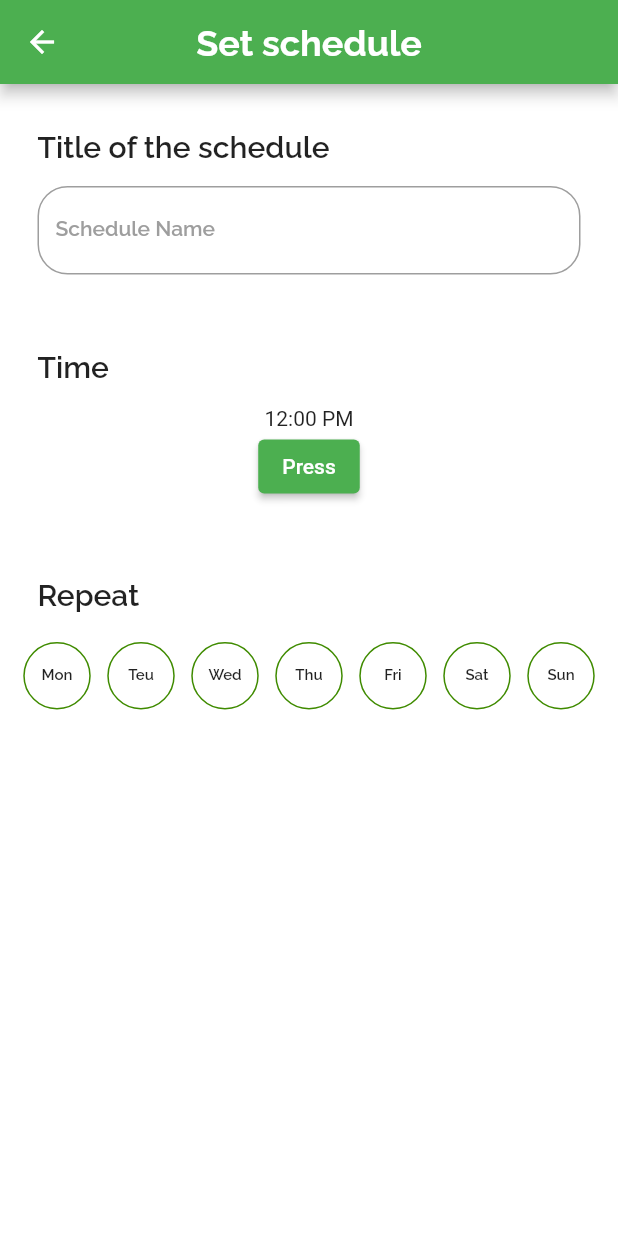
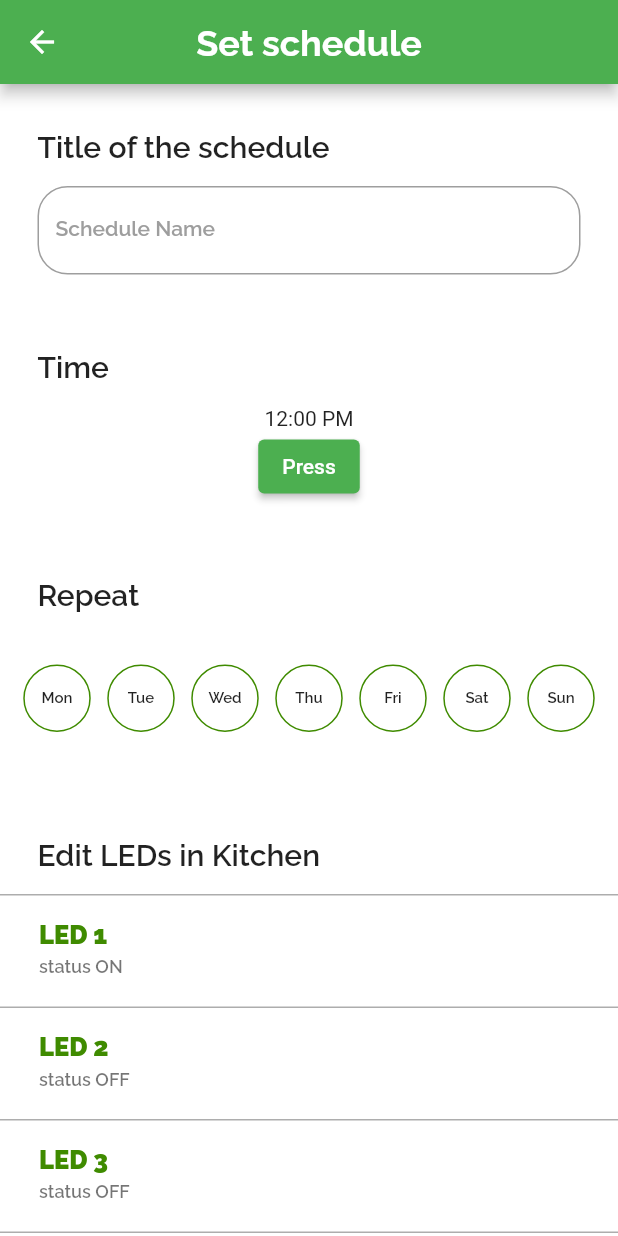
Before and after one commit to MohammadAlAgha/luminexa, a Flutter app: the screen it shows after launch, on a phone screen of 412 x 824 dp. Run offline on Flutter 3.47's test engine with Material 2 defaults, Android fonts, the phone set to English and light mode, and no system bars; our stand-ins replace flutter_svg, google_nav_bar.

Commit message:
Frontend: Added leds list and submit button to the set schedule page

```diff
--- a/luminexa_mobile/lib/screens/setSchedulePage.dart
+++ b/luminexa_mobile/lib/screens/setSchedulePage.dart
@@ -5,6 +5,7 @@ import 'package:luminexa_mobile/screens/systemPage.dart';
 import 'package:luminexa_mobile/widgets/authWidgets/authWidgets.dart';
 import 'package:luminexa_mobile/widgets/buttonWidget/buttonWidget.dart';
 import 'package:luminexa_mobile/widgets/buttonWidget/customeCheckBox.dart';
+import 'package:luminexa_mobile/widgets/listsWidget/ledsListWidget.dart';
 
 class setSchedulePage extends StatefulWidget {
   const setSchedulePage({super.key});
@@ -25,6 +26,8 @@ class _setSchedulePageState extends State<setSchedulePage> {
     });
   }
 
+  final leds = ["LED 1", "LED 2", "LED 3", "LED 4"];
+  final status = ["ON", "OFF", "OFF", "ON"];
   @override
   Widget build(BuildContext context) {
     return Scaffold(
@@ -55,7 +58,8 @@ class _setSchedulePageState extends State<setSchedulePage> {
           icon: Icon(Icons.arrow_back),
         ),
       ),
-      body: Padding(
+      body: SingleChildScrollView(
+        child: Padding(
           padding: const EdgeInsets.symmetric(vertical: 30),
           child: Column(
             mainAxisAlignment: MainAxisAlignment.start,
@@ -120,13 +124,17 @@ class _setSchedulePageState extends State<setSchedulePage> {
                   ],
                 ),
               ),
+              SizedBox(
+                height: 15,
+              ),
               Padding(
-              padding: const EdgeInsets.symmetric(vertical: 20, horizontal: 10),
+                padding:
+                    const EdgeInsets.symmetric(vertical: 20, horizontal: 10),
                 child: Row(
                   mainAxisAlignment: MainAxisAlignment.spaceAround,
                   children: [
                     customeCheckBox(day: "Mon", isPressed: false),
-                  customeCheckBox(day: "Teu", isPressed: false),
+                    customeCheckBox(day: "Tue", isPressed: false),
                     customeCheckBox(day: "Wed", isPressed: false),
                     customeCheckBox(day: "Thu", isPressed: false),
                     customeCheckBox(day: "Fri", isPressed: false),
@@ -135,7 +143,38 @@ class _setSchedulePageState extends State<setSchedulePage> {
                   ],
                 ),
               ),
+              SizedBox(
+                height: 50,
+              ),
+              Padding(
+                padding: const EdgeInsets.symmetric(horizontal: 25),
+                child: Row(
+                  children: [
+                    Text(
+                      "Edit LEDs in Kitchen",
+                      style: TextStyle(fontFamily: "RalewayBold", fontSize: 20),
+                    ),
                   ],
+                ),
+              ),
+              SizedBox(
+                height: 15,
+              ),
+              ListView.builder(
+                physics: ScrollPhysics(parent: null),
+                shrinkWrap: true,
+                itemCount: leds.length,
+                itemBuilder: (BuildContext context, int index) {
+                  return ledListOption(
+                      ledName: leds[index], status: status[index]);
+                },
+              ),
+              Padding(
+                padding: const EdgeInsets.all(25),
+                child: styledButton(innerText: "Set schedule"),
+              )
+            ],
+          ),
         ),
       ),
     );
```
Lines whose indentation alone changed are shown as unchanged.
